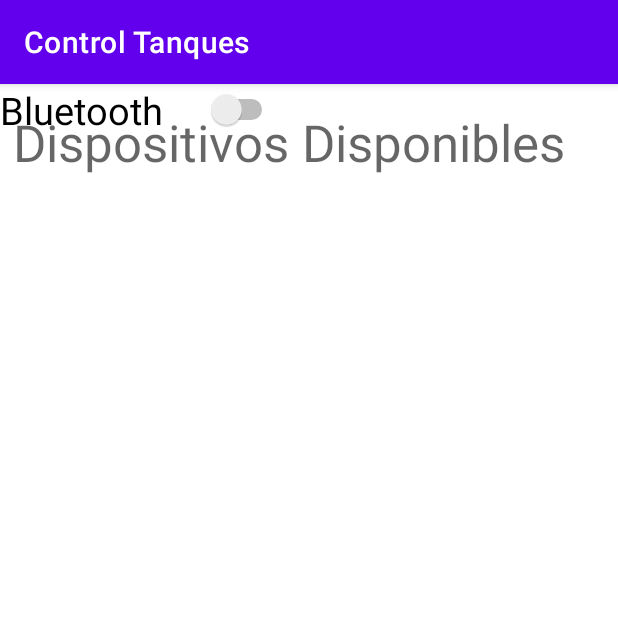
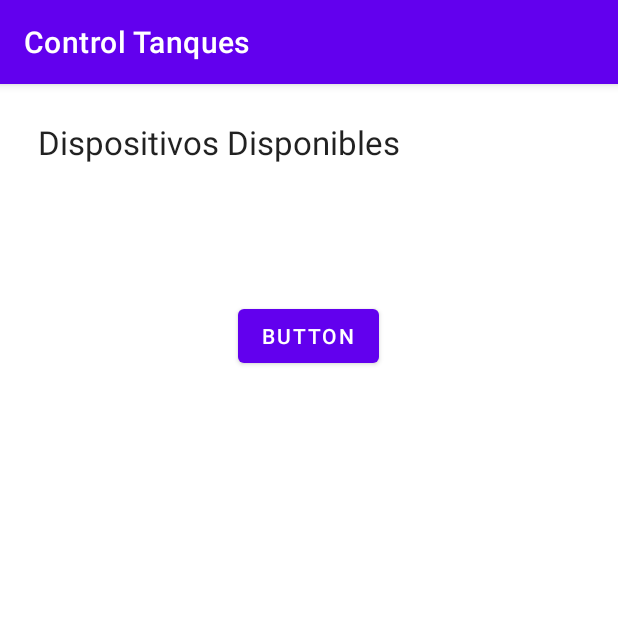
Before and after one commit to JPaiz99/controlTanques, an Android app: the dispositivos_encontrados screen opened directly, with no data from a screen before it, on a phone screen of 412 x 824 dp, the top half of it. Run offline under Robolectric (Android 15) with nearby library versions, the phone set to English and light mode, and no system bars.

Commit message:
activacion bluetooth

```diff
--- a/app/src/main/AndroidManifest.xml
+++ b/app/src/main/AndroidManifest.xml
@@ -3,9 +3,10 @@
     xmlns:tools="http://schemas.android.com/tools"
     package="com.example.controltanques">
     <uses-permission android:name="android.permission.BLUETOOTH_ADMIN"/>
+    <uses-permission android:name="android.permission.BLUETOOTH" />
     <uses-permission android:name="android.permission.BLUETOOTH_SCAN"/>
     <uses-permission android:name="android.permission.BLUETOOTH_CONNECT"/>
-    <uses-permission android:name="android.permission.BLUETOOTH_ADVERTISE"/>
+
 
     <application
         android:allowBackup="true"
--- a/app/src/main/java/com/example/controltanques/dispositivos_encontrados.kt
+++ b/app/src/main/java/com/example/controltanques/dispositivos_encontrados.kt
@@ -1,11 +1,42 @@
 package com.example.controltanques
 
+import android.Manifest
+import android.annotation.SuppressLint
+import android.app.AlertDialog
+import android.bluetooth.BluetoothAdapter
+import android.bluetooth.BluetoothDevice
+import android.content.Intent
+import android.content.pm.PackageManager
 import androidx.appcompat.app.AppCompatActivity
 import android.os.Bundle
+import androidx.core.app.ActivityCompat
+import kotlinx.android.synthetic.main.activity_dispositivos_encontrados.*
 
 class dispositivos_encontrados : AppCompatActivity() {
+    @SuppressLint("MissingPermission")
     override fun onCreate(savedInstanceState: Bundle?) {
         super.onCreate(savedInstanceState)
         setContentView(R.layout.activity_dispositivos_encontrados)
+
+        val bluetoothAdapter = BluetoothAdapter.getDefaultAdapter()
+
+        if (bluetoothAdapter?.isEnabled ==false){
+            val enableBtIntent = Intent(BluetoothAdapter.ACTION_REQUEST_ENABLE).apply {
+                startActivity(this)
+            }
+
+        }
+        bt.setOnClickListener(){
+            val pairedDevices: Set<BluetoothDevice>? = bluetoothAdapter.bondedDevices
+            pairedDevices?.forEach { device ->
+                val deviceName = device.name
+                val deviceHardwareAddress = device.address // MAC address
+            }
+
+
+        }
+
+
+
     }
 }
--- a/app/src/main/res/layout/activity_dispositivos_encontrados.xml
+++ b/app/src/main/res/layout/activity_dispositivos_encontrados.xml
@@ -8,21 +8,25 @@
 
     <TextView
         android:id="@+id/textView2"
-        android:layout_width="395dp"
-        android:layout_height="48dp"
-        android:layout_marginTop="16dp"
+        android:layout_width="328dp"
+        android:layout_height="32dp"
+        android:layout_marginTop="24dp"
         android:text="Dispositivos Disponibles"
-        android:textAppearance="@style/TextAppearance.AppCompat.Display1"
+        android:textAppearance="@style/TextAppearance.AppCompat.Large"
         app:layout_constraintEnd_toEndOf="parent"
+        app:layout_constraintHorizontal_bias="0.301"
         app:layout_constraintStart_toStartOf="parent"
         app:layout_constraintTop_toTopOf="parent" />
 
-    <Switch
-        android:id="@+id/switch1"
-        android:layout_width="185dp"
-        android:layout_height="33dp"
-        android:text="Bluetooth"
-        android:textSize="25dp"
-        tools:layout_editor_absoluteX="131dp"
-        tools:layout_editor_absoluteY="174dp" />
+    <Button
+        android:id="@+id/bt"
+        android:layout_width="wrap_content"
+        android:layout_height="wrap_content"
+        android:layout_marginTop="88dp"
+        android:text="Button"
+        app:layout_constraintEnd_toEndOf="parent"
+        app:layout_constraintHorizontal_bias="0.498"
+        app:layout_constraintStart_toStartOf="parent"
+        app:layout_constraintTop_toBottomOf="@+id/textView2" />
+
 </androidx.constraintlayout.widget.ConstraintLayout>
```
